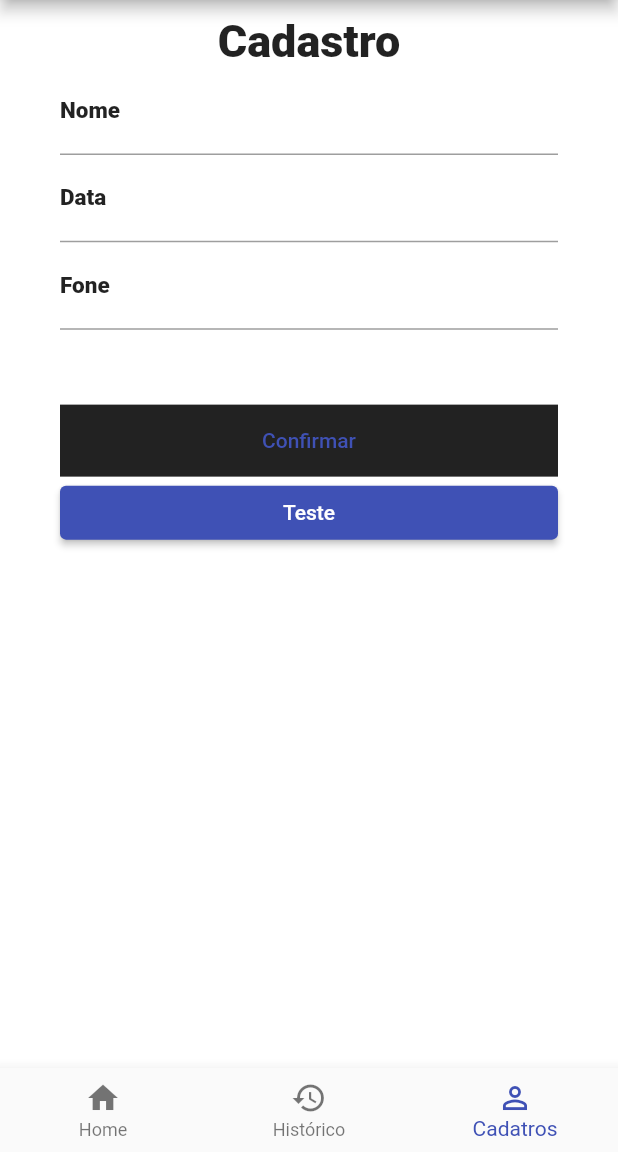
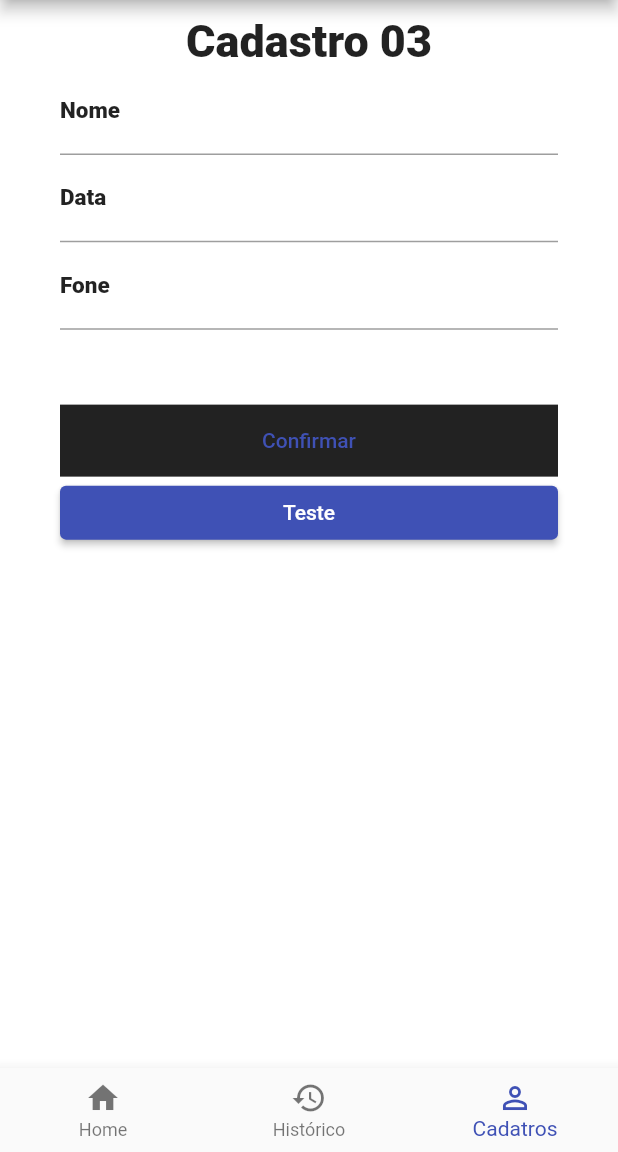
Before and after one commit to Bruno-rag/Rag_Projeto, a Flutter app: the screen it shows after launch, item 3 of the bottom bar chosen, on a phone screen of 412 x 824 dp, the part 84-1236 px from its top. Run offline on Flutter 3.47's test engine with Material 2 defaults, Android fonts, the phone set to English and light mode, and no system bars.

```diff
--- a/lib/pages/cadastro.page.dart
+++ b/lib/pages/cadastro.page.dart
@@ -22,7 +22,7 @@ class _CadastroPageState extends State<CadastroPage> {
           ),
           children: [
             Text(
-              "Cadastro",
+              "Cadastro 03",
               textAlign: TextAlign.center,
               style: TextStyle(
                 color: Colors.black87,
```
